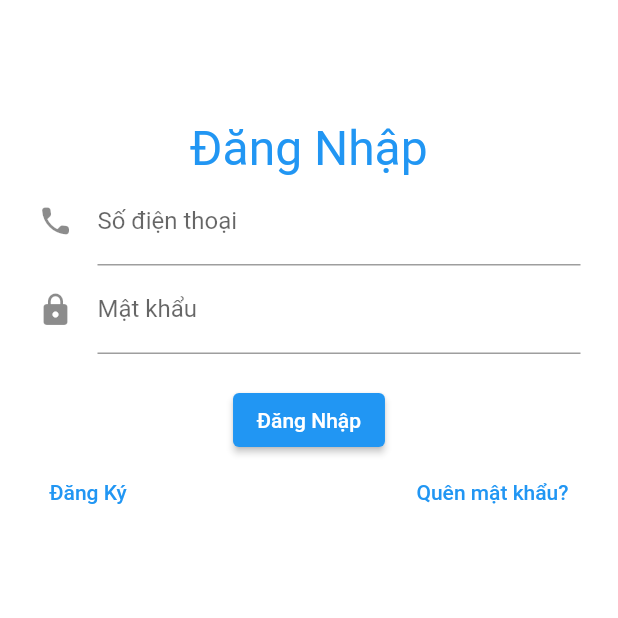
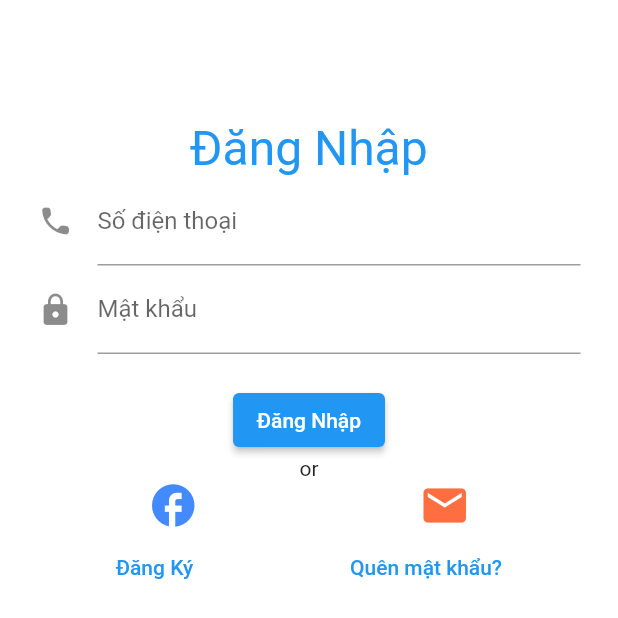
Before and after one commit to khamdd/hci201, a Flutter app: the screen it shows after launch, on a phone screen of 412 x 824 dp. Shown: the top 618 px of the screen. Run offline on Flutter 3.47's test engine with Material 2 defaults, Android fonts, the phone set to English and light mode, and no system bars; our stand-ins replace google_maps_flutter.

Commit message:
Update login.dart

```diff
--- a/lib/pages/login.dart
+++ b/lib/pages/login.dart
@@ -51,9 +51,37 @@ class Login extends StatelessWidget {
                 Navigator.push(context,
                     MaterialPageRoute(builder: (context) => const MainPage()));
               },
+
+
             ),
             Row(
-              mainAxisAlignment: MainAxisAlignment.spaceBetween,
+              mainAxisAlignment: MainAxisAlignment.center,
+              children: const [
+                 SizedBox(
+                   child: Text(
+                   'or'
+
+                ),
+                 ),
+              ],
+            ),
+            Row(
+              mainAxisAlignment: MainAxisAlignment.spaceAround,
+              children: const<Widget> [
+                Icon(
+                  Icons.facebook,
+                  color: Colors.blueAccent,
+                  size: 34,
+                ),
+                Icon(
+                  Icons.email,
+                  color: Colors.deepOrangeAccent,
+                  size: 34,
+                )
+              ],
+            ),
+            Row(
+              mainAxisAlignment: MainAxisAlignment.spaceAround,
               children: [
                 TextButton(
                   child: const Text("Đăng Ký"),
```
